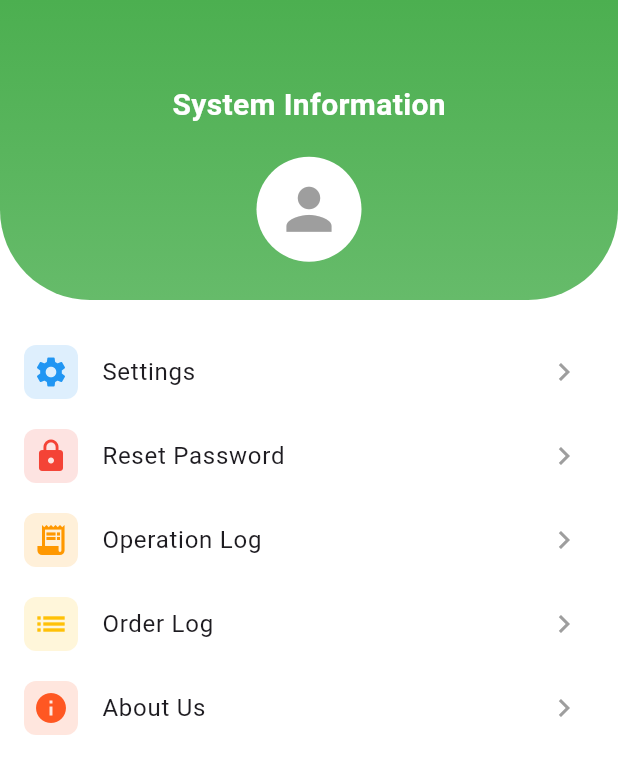
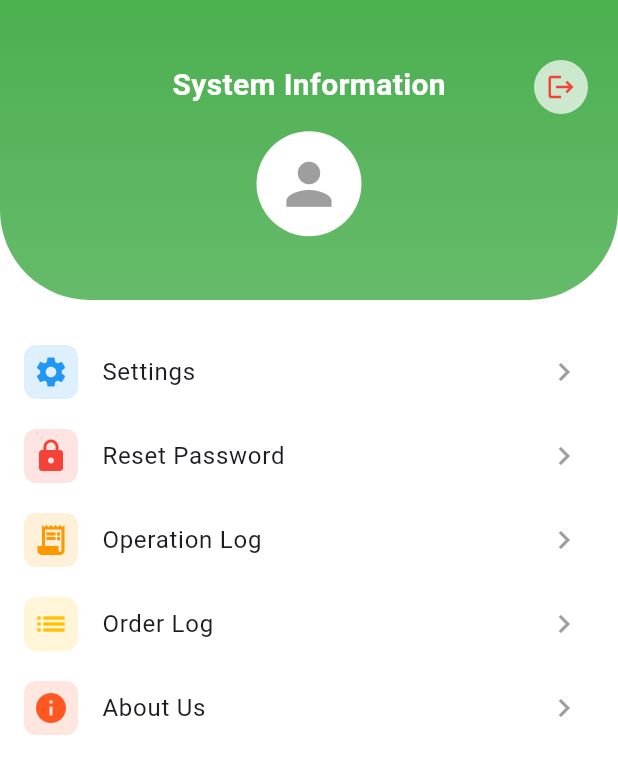
Before and after one commit to gnail7/flutter, a Flutter app: the HomePage screen opened by its route, after a tap on the "menu" icon, on a phone screen of 412 x 824 dp. Shown: the top 774 px of the screen. Run offline on Flutter 3.47's test engine with Material 3 defaults, Android fonts, the phone set to English and light mode, and no system bars; our stand-ins replace device_info_plus, dio, get, package_info_plus, shared_preferences; missing offline and left inert: encrypt, pointycastle; accounts and stored records are empty; network calls fail.

Commit message:
权限部分&主页面开发

```diff
--- a/devtools_options.yaml
+++ b/devtools_options.yaml
@@ -1,3 +1,4 @@
 description: This file stores settings for Dart & Flutter DevTools.
 documentation: https://docs.flutter.dev/tools/devtools/extensions#configure-extension-enablement-states
 extensions:
+  - shared_preferences: true
--- a/lib/network/login/login_response.dart
+++ b/lib/network/login/login_response.dart
@@ -1,13 +1,13 @@
 import 'package:op_flutter/models/users/user_model.dart';
 
 class SecureKeyResponse {
-  final String secureKey;
+  final String data;
 
-  SecureKeyResponse({required this.secureKey});
+  SecureKeyResponse({required this.data});
 
   factory SecureKeyResponse.fromJson(Map<String, dynamic> json) {
     return SecureKeyResponse(
-      secureKey: json["secureKey"] ?? "",
+      data: json["data"] ?? "",
     );
   }
 }
--- a/lib/pages/home/home_button.dart
+++ b/lib/pages/home/home_button.dart
@@ -1,26 +1,64 @@
 import 'package:flutter/material.dart';
+import 'package:op_flutter/theme/app_colors.dart';
 
 class HomeButton extends StatelessWidget {
   final String title;
+  final IconData? icon;
   final VoidCallback onTap;
+  final Color? textColor;         // 可自定义文字颜色
+  final Color? iconColor;         // 可自定义图标颜色
+  final Color? backgroundColor;   // 可自定义背景色
+  final bool showBorder;
 
-  const HomeButton({super.key, required this.title, required this.onTap});
+  const HomeButton({
+    super.key,
+    required this.title,
+    required this.onTap,
+    this.icon,
+    this.textColor,
+    this.iconColor,
+    this.backgroundColor,
+    this.showBorder = true,
+  });
 
   @override
   Widget build(BuildContext context) {
+    final defaultColor = AppColor.greyColor;
+
     return InkWell(
       onTap: onTap,
       child: Container(
-        height: 90,
         alignment: Alignment.center,
-        margin: const EdgeInsets.all(8),
         decoration: BoxDecoration(
+          color: backgroundColor ?? Colors.white,
+          border: showBorder
+              ? Border.all(color: AppColor.greyColor.withOpacity(0.1))
+              : null,
           borderRadius: BorderRadius.circular(6),
-          border: Border.all(color: Colors.grey.shade400),
         ),
-        child: Text(title,
-            style: const TextStyle(fontSize: 16, fontWeight: FontWeight.w500)),
+        child: Column(
+          mainAxisAlignment: MainAxisAlignment.center,
+          children: [
+            if (icon != null) ...[
+              Icon(
+                icon,
+                size: 40, // 图标大一点
+                color: iconColor ?? textColor ?? defaultColor,
+              ),
+              const SizedBox(height: 8), // 图标和文字间距稍大
+            ],
+            Text(
+              title,
+              style: TextStyle(
+                fontSize: 18, // 文字大一点
+                fontWeight: FontWeight.w600, // 可选加粗，更醒目
+                color: textColor ?? defaultColor,
+              ),
+            ),
+          ],
+        ),
       ),
     );
+
   }
 }
--- a/lib/pages/home/home_page.dart
+++ b/lib/pages/home/home_page.dart
@@ -3,6 +3,7 @@ import 'package:get/get.dart';
 import 'package:op_flutter/pages/home/home_button.dart';
 import 'package:op_flutter/pages/home/home_controller.dart';
 import 'package:op_flutter/routes/app_routes.dart';
+import 'package:op_flutter/theme/app_colors.dart';
 
 
 class HomePage extends StatelessWidget {
@@ -14,14 +15,21 @@ class HomePage extends StatelessWidget {
   Widget build(BuildContext context) {
     return Scaffold(
       appBar: AppBar(
-        title: const Text("Ocean Payment"),
+        title: const Text(
+          "Ocean Payment",
+          style: TextStyle(color: Colors.white), // 设置文字颜色为白色
+        ),
         centerTitle: true,
         leading: IconButton(
-          icon: const Icon(Icons.menu),
+          icon: const Icon(
+            Icons.menu,
+            color: Colors.white, // 图标颜色改为白色
+          ),
           onPressed: () {
             Get.toNamed(AppRoutes.system);
           },
         ),
+        backgroundColor: AppColor.primaryBgColor,
       ),
 
       body: Obx(() {
@@ -29,42 +37,79 @@ class HomePage extends StatelessWidget {
 
         return Column(
           children: [
-            const SizedBox(height: 40),
-
-            /// --- 顶部特殊按钮（Scan / QR Code）---
+            Expanded(
+              flex: 1,
+              child: Container(
+                color: AppColor.primaryBgColor, // 这里设置背景色
+                child: Row(
+                  mainAxisAlignment: MainAxisAlignment.center, // 水平居中
+                  children: [
                     if (btns.contains(HomeButtonType.scan))
                       HomeButton(
                         title: "Scan",
+                        icon: getIconForButton(HomeButtonType.scan),
+                        textColor: Colors.white,
+                        backgroundColor: AppColor.primaryBgColor,
+                        showBorder: false,
                         onTap: () => print("Scan"),
                       ),
                     if (btns.contains(HomeButtonType.qrCode))
                       HomeButton(
                         title: "QR Code",
+                        icon: getIconForButton(HomeButtonType.qrCode),
+                        textColor: Colors.white,
+                        backgroundColor: AppColor.primaryBgColor,
+                        showBorder: false,
                         onTap: () => print("QR Code"),
                       ),
-
-            const SizedBox(height: 40),
+                  ],
+                ),
+              ),
+            ),
 
             /// --- Grid 区域 ---
             Expanded(
+              flex: 4,
               child: GridView.count(
                 crossAxisCount: 2,
-                padding: const EdgeInsets.symmetric(horizontal: 40),
                 children: [
                   if (btns.contains(HomeButtonType.transaction))
-                    HomeButton(title: "Transactions", onTap: () {}),
+                    HomeButton(
+                      title: "Search & Print",
+                      icon: getIconForButton(HomeButtonType.transaction),
+                      iconColor: AppColor.primaryBgColor,
+                      onTap: () {},
+                    ),
 
                   if (btns.contains(HomeButtonType.failedTrans))
-                    HomeButton(title: "Failed Trans", onTap: () {}),
+                    HomeButton(
+                      title: "Failed Trans",
+                      icon: getIconForButton(HomeButtonType.failedTrans),
+                      iconColor: AppColor.errorColor,
+                      onTap: () {},
+                    ),
 
                   if (btns.contains(HomeButtonType.voidPay))
-                    HomeButton(title: "Void", onTap: () {}),
+                    HomeButton(
+                      title: "Void",
+                      icon: getIconForButton(HomeButtonType.voidPay),
+                      onTap: () {},
+                    ),
 
                   if (btns.contains(HomeButtonType.settlement))
-                    HomeButton(title: "Settlement", onTap: () {}),
+                    HomeButton(
+                      title: "Settlement",
+                      icon: getIconForButton(HomeButtonType.settlement),
+                      iconColor: AppColor.warningColor,
+                      onTap: () {},
+                    ),
 
                   if (btns.contains(HomeButtonType.settings))
-                    HomeButton(title: "Set", onTap: () {}),
+                    HomeButton(
+                      title: "Set",
+                      icon: getIconForButton(HomeButtonType.settings),
+                      onTap: () {},
+                    ),
                 ],
               ),
             ),
@@ -74,3 +119,24 @@ class HomePage extends StatelessWidget {
     );
   }
 }
+
+
+/// 获取对应按钮图标
+IconData? getIconForButton(HomeButtonType type) {
+  switch (type) {
+    case HomeButtonType.scan:
+      return Icons.qr_code_scanner;
+    case HomeButtonType.qrCode:
+      return Icons.qr_code;
+    case HomeButtonType.settings:
+      return Icons.settings;
+    case HomeButtonType.transaction:
+      return Icons.payment;
+    case HomeButtonType.failedTrans:
+      return Icons.warning;
+    case HomeButtonType.voidPay:
+      return Icons.cancel;
+    case HomeButtonType.settlement:
+      return Icons.account_balance_wallet;
+  }
+}
--- a/lib/pages/system_info/system_page.dart
+++ b/lib/pages/system_info/system_page.dart
@@ -7,7 +7,6 @@ class SystemInfoPage extends StatelessWidget {
   Widget build(BuildContext context) {
     return Scaffold(
       backgroundColor: Colors.white,
-
       body: Column(
         children: [
           // ===== 顶部绿色背景 =====
@@ -28,11 +27,14 @@ class SystemInfoPage extends StatelessWidget {
                 bottomRight: Radius.circular(60),
               ),
             ),
-
+            child: Stack(
+              children: [
+                // ===== 中间内容 =====
+                Align(
+                  alignment: Alignment.center,
                   child: Column(
-              mainAxisAlignment: MainAxisAlignment.center,
+                    mainAxisSize: MainAxisSize.min,
                     children: const [
-                SizedBox(height: 30),
                       Text(
                         "System Information",
                         style: TextStyle(
@@ -41,12 +43,31 @@ class SystemInfoPage extends StatelessWidget {
                           fontWeight: FontWeight.bold,
                         ),
                       ),
-                SizedBox(height: 20),
-
+                      SizedBox(height: 16),
                       CircleAvatar(
                         radius: 35,
                         backgroundColor: Colors.white,
                         child: Icon(Icons.person, size: 45, color: Colors.grey),
+                      ),
+                    ],
+                  ),
+                ),
+
+                // ===== 右上角退出按钮 =====
+                Positioned(
+                  top: 40,
+                  right: 20,
+                  child: GestureDetector(
+                    onTap: () {
+                      // 返回首页
+                      Navigator.of(context).popUntil((route) => route.isFirst);
+                    },
+                    child: const CircleAvatar(
+                      radius: 18,
+                      backgroundColor: Colors.white70,
+                      child: Icon(Icons.logout, color: Colors.red, size: 20),
+                    ),
+                  ),
                 ),
               ],
             ),
@@ -64,28 +85,24 @@ class SystemInfoPage extends StatelessWidget {
                   title: "Settings",
                   onTap: () {},
                 ),
-
                 _menuItem(
                   icon: Icons.lock,
                   color: Colors.red,
                   title: "Reset Password",
                   onTap: () {},
                 ),
-
                 _menuItem(
                   icon: Icons.receipt_long,
                   color: Colors.orange,
                   title: "Operation Log",
                   onTap: () {},
                 ),
-
                 _menuItem(
                   icon: Icons.list,
                   color: Colors.amber,
                   title: "Order Log",
                   onTap: () {},
                 ),
-
                 _menuItem(
                   icon: Icons.info,
                   color: Colors.deepOrange,
@@ -100,7 +117,6 @@ class SystemInfoPage extends StatelessWidget {
     );
   }
 
-  /// ------- 单个菜单 Item -------
   Widget _menuItem({
     required IconData icon,
     required String title,
--- a/lib/routes/app_routes.dart
+++ b/lib/routes/app_routes.dart
@@ -16,7 +16,7 @@ import '../pages/login/login_page.dart';
     static final routes = [
       GetPage(
         name: AppRoutes.login, // 路由路径
-        page: () => OceanpayLoginPage(), // 对应页面
+        page: () => OceanPayLoginPage(), // 对应页面
       ),
       GetPage(
         name: AppRoutes.home, // 路由路径
--- a/lib/theme/app_colors.dart
+++ b/lib/theme/app_colors.dart
@@ -2,6 +2,21 @@ import 'dart:ui';
 import 'package:flutter/material.dart';
 
 class AppColor {
+  // 主色系
   static final Color primaryColor = Color(0xFF3366FF);
   static final Color primaryBgColor = Colors.green;
+
+  // 中性色
+  static final Color greyColor = Color(0xFF8A919F);
+  static final Color lightGrey = Color(0xFFF5F5F5);
+  static final Color darkGrey = Color(0xFF4A4A4A);
+
+  // 警告/提示颜色
+  static final Color successColor = Color(0xFF52C41A); // 成功/通过
+  static final Color warningColor = Color(0xFFFFB400); // 警告
+  static final Color errorColor = Color(0xFFFF4D4F);   // 危险/错误
+  static final Color infoColor = Color(0xFF1890FF);    // 信息/提示
+
+  // 透明/半透明
+  static final Color overlay = Color(0x80000000); // 半透明黑
 }
```
Also changed, not shown: lib/constant/config.dart (+13 -0 lines), lib/network/dio_manager.dart (+4 -4 lines), lib/pages/login/login_controller.dart (+106 -38 lines), lib/pages/login/login_page.dart (+26 -14 lines), lib/utils/rsa_utils.dart (+10 -0 lines). Lines whose indentation alone changed are shown as unchanged.
